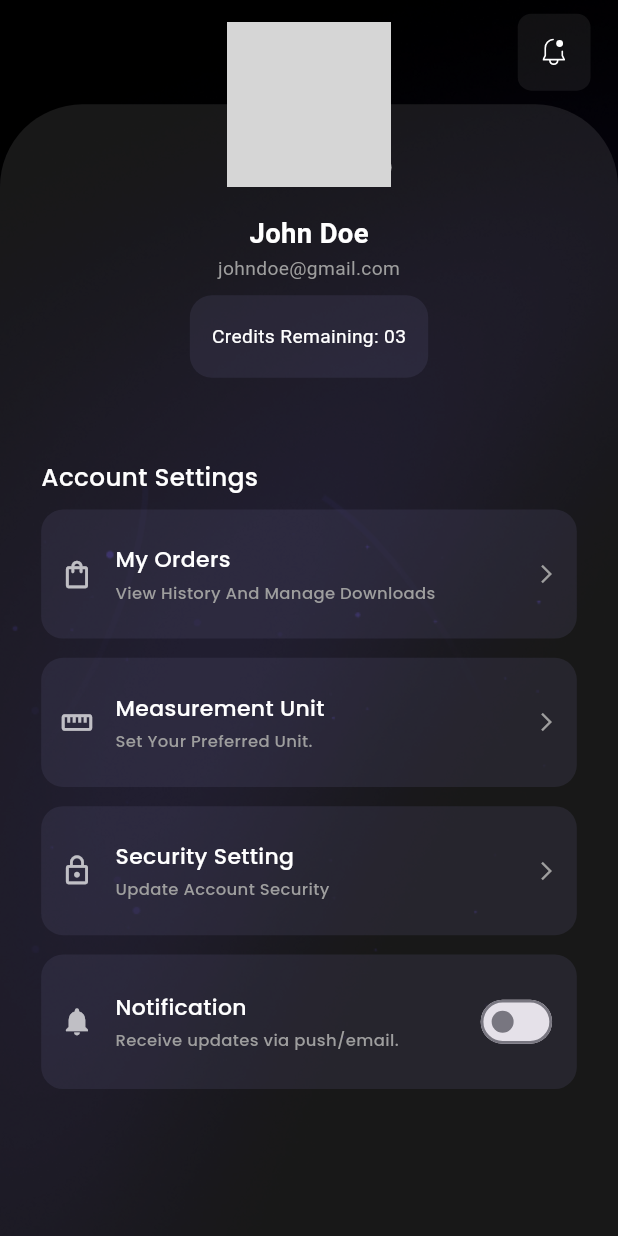
After one commit to Saadkhanprogziel/snapid, a Flutter app: the ProfileFragment screen opened directly, on a phone screen of 412 x 824 dp. The commit adds this screen. Run offline on Flutter 3.47's test engine with Material 3 defaults, Android fonts, the phone set to English and light mode, and no system bars; our stand-ins replace flutter_svg, get, responsive_framework; network calls fail; grey boxes are pictures that could not be loaded.

Commit message:
added profile screen and animations

```diff
--- /dev/null
+++ b/lib/controllers/profile/profile_controller.dart
@@ -0,0 +1,9 @@
+import 'package:get/get.dart';
+
+class ProfileController extends GetxController {
+  var isNotificationOn = false.obs;
+
+  void setNotification(val){
+    isNotificationOn.value = val;
+  }
+}
--- a/lib/view/history_fragment/history_fragment.dart
+++ b/lib/view/history_fragment/history_fragment.dart
@@ -7,7 +7,6 @@ import 'package:snapid/constant/assets.dart';
 import 'package:snapid/constant/colors.dart';
 import 'package:snapid/controllers/history/history_controller.dart';
 import 'package:snapid/routes/routes.dart';
-
 
 import 'package:snapid/theme/text_theme.dart';
 import 'package:snapid/utlis/custom_history_card.dart';
@@ -57,7 +56,7 @@ class HistoryFragment extends StatelessWidget {
                             .copyWith(color: AppColors.whiteColor),
                       ),
                       GestureDetector(
-                        onTap: (){
+                        onTap: () {
                           Get.toNamed(PrimaryRoute.notification);
                         },
                         child: Container(
@@ -158,6 +157,4 @@ class HistoryFragment extends StatelessWidget {
       ),
     );
   }
-
-
 }
--- a/lib/view/home/home.dart
+++ b/lib/view/home/home.dart
@@ -4,6 +4,7 @@ import 'package:snapid/constant/colors.dart';
 import 'package:snapid/view/dashboard_fragment/dashboard_fragment.dart';
 import 'package:flutter_svg/flutter_svg.dart';
 import 'package:snapid/view/history_fragment/history_fragment.dart';
+import 'package:snapid/view/profile_fragment/profile_fragment.dart';
 // import 'dashboard_screen.dart';
 
 class HomeScreen extends StatefulWidget {
@@ -21,7 +22,7 @@ class _HomeScreenState extends State<HomeScreen> {
     HistoryFragment(),
     const PlaceholderScreen(title: 'Upload'), // Center FAB can also open this
     const PlaceholderScreen(title: 'Message'),
-    const PlaceholderScreen(title: 'Profile'),
+    ProfileFragment()
   ];
 
   @override
--- /dev/null
+++ b/lib/view/profile_fragment/profile_fragment.dart
@@ -0,0 +1,267 @@
+import 'package:flutter/material.dart';
+import 'package:flutter_svg/flutter_svg.dart';
+import 'package:get/get.dart';
+
+import 'package:snapid/constant/assets.dart';
+import 'package:snapid/constant/colors.dart';
+
+import 'package:snapid/controllers/profile/profile_controller.dart';
+
+import 'package:snapid/theme/text_theme.dart';
+import 'package:snapid/utlis/custom_spaces.dart';
+
+class ProfileFragment extends StatelessWidget {
+  const ProfileFragment({super.key});
+
+  @override
+  Widget build(BuildContext context) {
+    final ProfileController controller = Get.put(ProfileController());
+
+    return Scaffold(
+      resizeToAvoidBottomInset: false,
+      body: Stack(
+        children: [
+          Container(
+            decoration: BoxDecoration(
+              image: DecorationImage(
+                image: AssetImage(Assets.appBg),
+                fit: BoxFit.cover,
+              ),
+            ),
+          ),
+          Column(
+            children: [
+              SafeArea(child: _buildHeader()),
+              // SpaceH40(),
+              Expanded(
+                child: Container(
+                  width: double.infinity,
+                  // padding: const EdgeInsets.all(16),
+                  decoration: BoxDecoration(
+                    color: const Color.fromARGB(
+                        27, 223, 222, 222), // Light translucent color
+                    borderRadius: BorderRadius.only(
+                        topLeft: Radius.circular(60),
+                        topRight: Radius.circular(60)),
+                  ),
+                  child: Padding(
+                    padding: const EdgeInsets.symmetric(horizontal: 30),
+                    child: Column(
+                      crossAxisAlignment: CrossAxisAlignment.center,
+                      children: [
+                        Center(
+                          child: Transform.translate(
+                            offset: const Offset(0, -60),
+                            child: Column(
+                              children: [
+                                Stack(
+                                  children: [
+                                    Container(
+                                      width: 120,
+                                      height: 120,
+                                      child: ClipRRect(
+                                        borderRadius: BorderRadius.circular(10),
+                                        child: Image.network(
+                                          'https://www.w3schools.com/howto/img_avatar2.png',
+                                          fit: BoxFit.cover,
+                                        ),
+                                      ),
+                                    ),
+                                    Positioned(
+                                      bottom: 0,
+                                      right: 0,
+                                      child: CircleAvatar(
+                                        backgroundColor: Colors.white,
+                                        radius: 14,
+                                        child: Icon(
+                                          Icons.edit,
+                                          color: Colors.black,
+                                          size: 16,
+                                        ),
+                                      ),
+                                    )
+                                  ],
+                                ),
+                                SpaceH20(),
+                                const Text(
+                                  'John Doe',
+                                  style: TextStyle(
+                                    color: Colors.white,
+                                    fontSize: 20,
+                                    fontWeight: FontWeight.bold,
+                                  ),
+                                ),
+                                const Text(
+                                  'johndoe@gmail.com',
+                                  style: TextStyle(
+                                    color: Colors.grey,
+                                    fontSize: 14,
+                                  ),
+                                ),
+                                SpaceH10(),
+                                Container(
+                                  padding: const EdgeInsets.symmetric(
+                                      horizontal: 16, vertical: 20),
+                                  decoration: BoxDecoration(
+                                    color:
+                                        const Color.fromARGB(61, 82, 79, 112),
+                                    borderRadius: BorderRadius.circular(16),
+                                  ),
+                                  child: const Text(
+                                    'Credits Remaining: 03',
+                                    style: TextStyle(
+                                        color: Colors.white, fontSize: 14),
+                                  ),
+                                ),
+                              ],
+                            ),
+                          ),
+                        ),
+                        Align(
+                          alignment: Alignment.centerLeft,
+                          child: Text(
+                            'Account Settings',
+                            style: CustomTextTheme.regular18
+                                .copyWith(color: AppColors.whiteColor),
+                          ),
+                        ),
+                        SpaceH10(),
+                        Expanded(
+                          child: SingleChildScrollView(
+                            physics: AlwaysScrollableScrollPhysics(),
+                            child: Obx(()
+                               {
+                                return Column(
+                                  children: [
+                                    buildSettingItem(
+                                      icon: Icons.shopping_bag_outlined,
+                                      title: 'My Orders',
+                                      subtitle: 'View History And Manage Downloads',
+                                    ),
+                                    const SizedBox(height: 14),
+                                    buildSettingItem(
+                                      icon: Icons.straighten,
+                                      title: 'Measurement Unit',
+                                      subtitle: 'Set Your Preferred Unit.',
+                                       onTap: () {
+                                        print("Measurement Unit");
+                                      },
+                                    ),
+                                    const SizedBox(height: 14),
+                                    buildSettingItem(
+                                      icon: Icons.lock_outline,
+                                      title: 'Security Setting',
+                                      subtitle: 'Update Account Security',
+                                      onTap: () {
+                                        print("Security Setting");
+                                      },
+                                    ),
+                                    const SizedBox(height: 14),
+                                    buildSettingItem(
+                                      icon: Icons.notifications,
+                                      title: 'Notification',
+                                      subtitle: 'Receive updates via push/email.',
+                                      isNotificationOn:
+                                          controller.isNotificationOn.value,
+                                      onNotificationToggle: (val) {
+                                        controller.setNotification(val);
+                                      },
+                                    ),
+                                    SpaceH90()
+                                  ],
+                                );
+                              }
+                            ),
+                          ),
+                        ),
+                      ],
+                    ),
+                  ),
+                ),
+              ),
+            ],
+          )
+        ],
+      ),
+    );
+  }
+
+  Widget _buildHeader() {
+    return Padding(
+      padding: const EdgeInsets.symmetric(horizontal: 20, vertical: 10),
+      child: Stack(
+        alignment: Alignment.center,
+        children: [
+          Center(
+            child: Text(
+              "Profile",
+              style: CustomTextTheme.regular24
+                  .copyWith(color: AppColors.whiteColor),
+            ),
+          ),
+          Align(
+            alignment: Alignment.centerRight,
+            child: Container(
+              padding: const EdgeInsets.symmetric(horizontal: 18, vertical: 18),
+              decoration: BoxDecoration(
+                color: const Color.fromARGB(20, 223, 222, 222),
+                borderRadius: BorderRadius.circular(10),
+              ),
+              child: SvgPicture.asset(Assets.bellIcon),
+            ),
+          ),
+        ],
+      ),
+    );
+  }
+
+  Widget buildSettingItem({
+    required IconData icon,
+    required String title,
+    required String subtitle,
+    bool isNotificationOn = false,
+    ValueChanged<bool>? onNotificationToggle,
+      VoidCallback? onTap,
+
+  }) {
+    return InkWell(
+    onTap: title == "Notification" ? null : onTap,
+      child: Container(
+        padding: EdgeInsets.symmetric(horizontal: 14, vertical: 25),
+        decoration: BoxDecoration(
+          color: const Color.fromARGB(61, 82, 79, 112),
+          borderRadius: BorderRadius.circular(16),
+        ),
+        child: Row(
+          children: [
+            Icon(icon, color: Colors.white70),
+            const SizedBox(width: 16),
+            Expanded(
+              child: Column(
+                crossAxisAlignment: CrossAxisAlignment.start,
+                children: [
+                  Text(title,
+                      style: CustomTextTheme.regular16
+                          .copyWith(color: AppColors.whiteColor)),
+                  const SizedBox(height: 4),
+                  Text(subtitle,
+                      style: CustomTextTheme.regular12
+                          .copyWith(color: AppColors.grey)),
+                ],
+              ),
+            ),
+            title == "Notification"
+                ? Switch(
+                    value: isNotificationOn,
+                    onChanged: onNotificationToggle,
+                    activeColor: AppColors.primaryColor,
+
+                  )
+                : const Icon(Icons.arrow_forward_ios,
+                    color: Colors.grey, size: 16),
+          ],
+        ),
+      ),
+    );
+  }
+}
```
Also changed, not shown: lib/controllers/dashboard/dashboard_controller.dart (added, +28 -0 lines), lib/view/dashboard_fragment/dashboard_fragment copy.dart (added, +363 -0 lines), lib/view/dashboard_fragment/dashboard_fragment.dart (+21 -4 lines).
